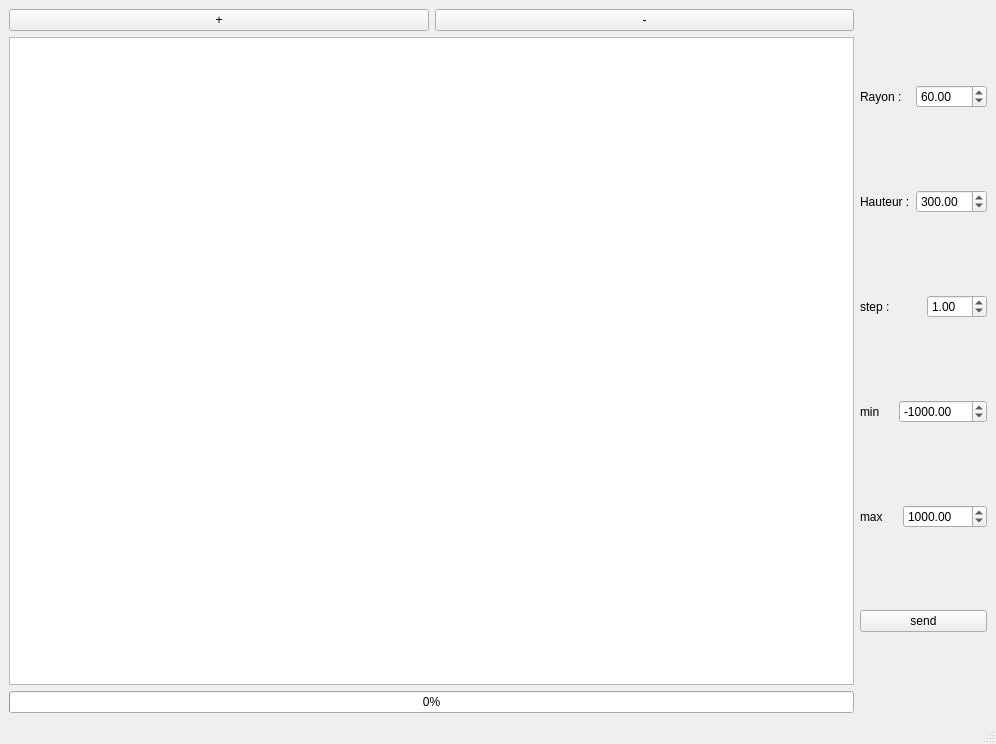
Old version of the form mainwindow.ui in the repository Dev-pab/CoiffeCalculator.
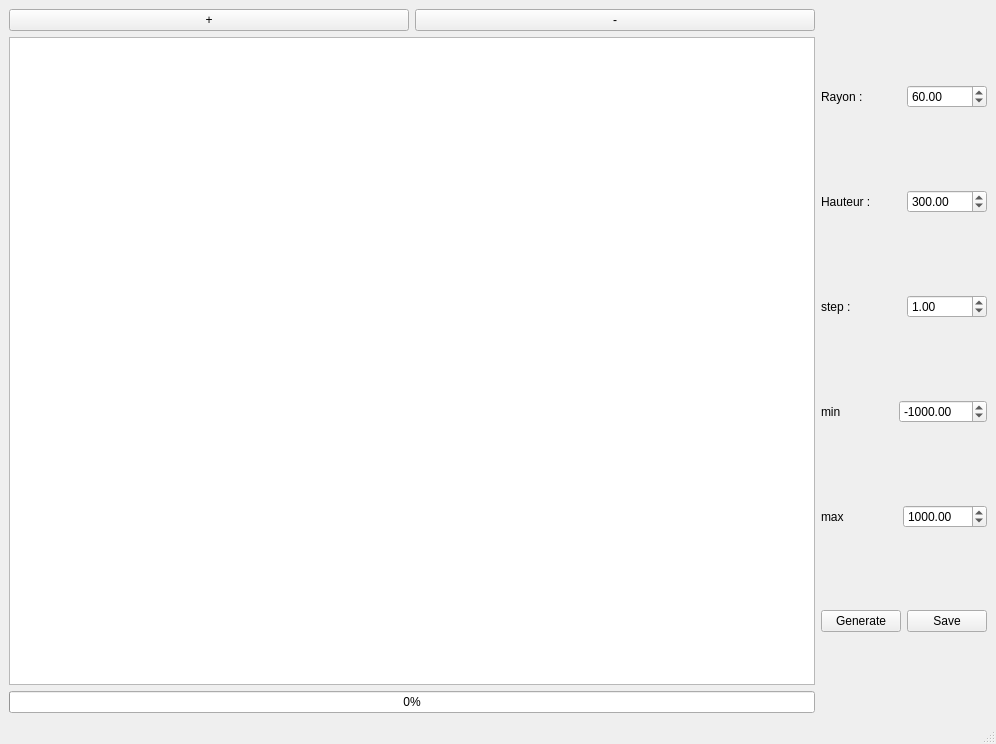
New version of the form.

```diff
--- a/mainwindow.ui
+++ b/mainwindow.ui
@@ -159,7 +159,14 @@
         <item>
          <widget class="QPushButton" name="pushButton_3">
           <property name="text">
-           <string>send</string>
+           <string>Generate</string>
+          </property>
+         </widget>
+        </item>
+        <item>
+         <widget class="QPushButton" name="pushButton_4">
+          <property name="text">
+           <string>Save</string>
           </property>
          </widget>
         </item>
```
